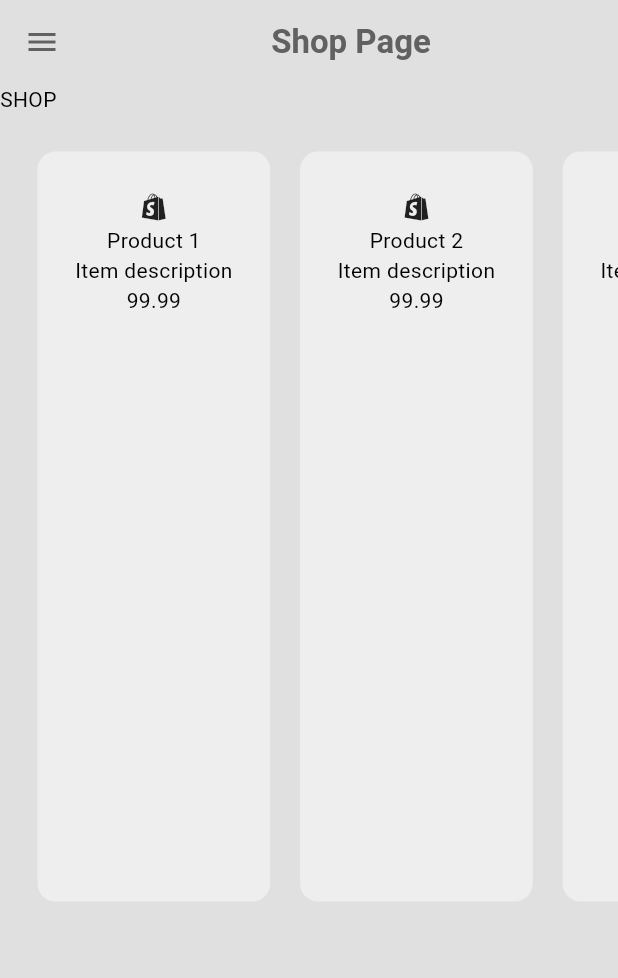
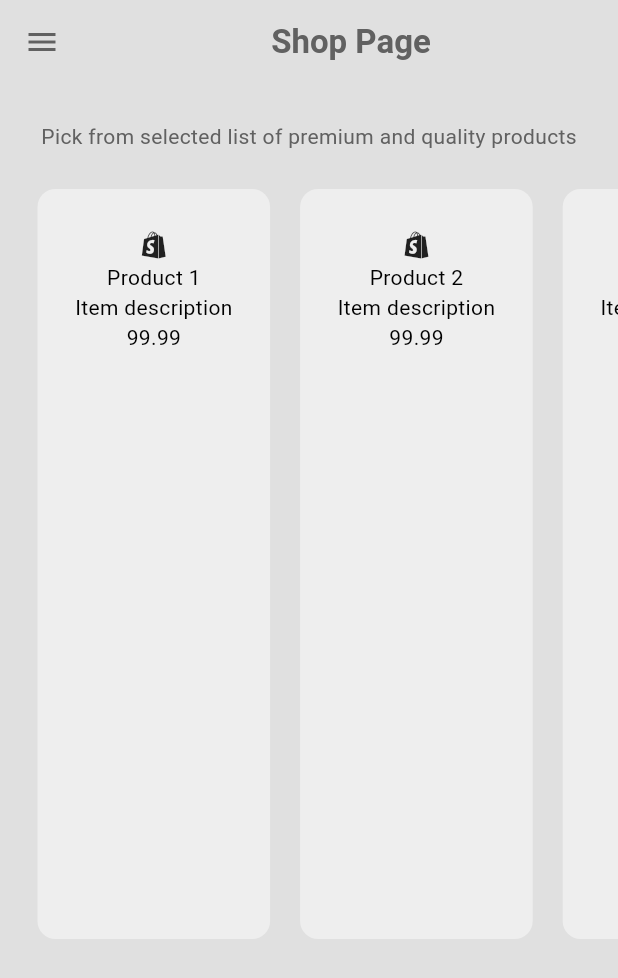
Before and after one commit to SolomonB127/Zenoa, a Flutter app: the HomePage screen opened by its route, on a phone screen of 412 x 824 dp. Shown: the top 978 px of the screen. Run offline on Flutter 3.47's test engine with Material 3 defaults, Android fonts, the phone set to English and light mode, and no system bars; our stand-ins replace google_fonts; Roboto replaces fonts that are missing (Habibi).

Commit message:
Added a subtitle text to homepage

```diff
--- a/lib/Pages/home_page.dart
+++ b/lib/Pages/home_page.dart
@@ -36,9 +36,15 @@ class HomePage extends StatelessWidget {
       // List of Products
       body: ListView(
         children: <Widget>[
-          // title
-          const Text("SHOP"),
+          const SizedBox(
+            height: 25.0,
+          ),
           // subtitle
+          Center(
+              child: Text(
+                  "Pick from selected list of premium and quality products",
+                  style: TextStyle(
+                      color: Theme.of(context).colorScheme.inversePrimary))),
 
           // product list
           SizedBox(
```
